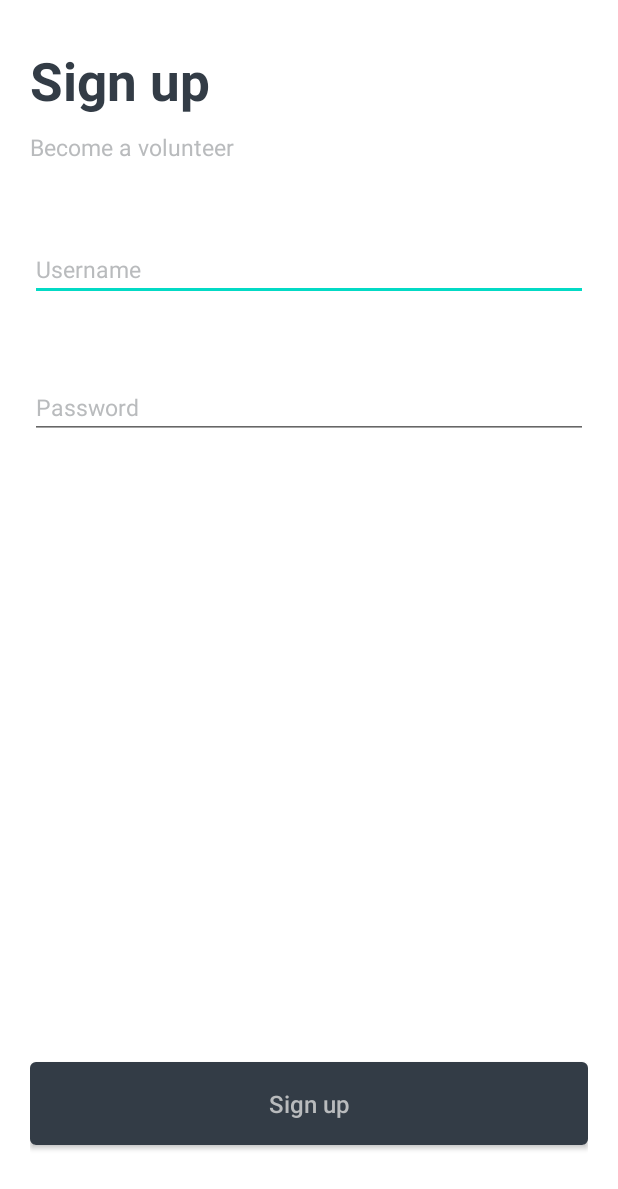
After one commit to fullchicken44/Cook-App, an Android app: the SignupActivity screen opened directly, with no data from a screen before it, on a phone screen of 412 x 824 dp. The commit adds this screen. Shown: the top 1189 px of the screen. Run offline under Robolectric (Android 15) with nearby library versions, the light colour scheme and no system bars; Roboto replaces fonts that are not available here; 3 statements that could not run were skipped.

Commit message:
Login + Signup without firebase and front-end modification

```diff
--- a/app/src/main/AndroidManifest.xml
+++ b/app/src/main/AndroidManifest.xml
@@ -10,10 +10,10 @@
         android:supportsRtl="true"
         android:theme="@style/Theme.FinalAsm">
         <activity
-            android:name=".Signup"
+            android:name=".SignupActivity"
             android:exported="false" />
         <activity
-            android:name=".Login_Activity"
+            android:name=".LoginActivity"
             android:exported="false" />
         <activity
             android:name=".MainActivity"
--- /dev/null
+++ b/app/src/main/java/com/example/finalasm/SignupActivity.java
@@ -0,0 +1,75 @@
+package com.example.finalasm;
+
+import androidx.appcompat.app.AppCompatActivity;
+
+import android.content.Intent;
+import android.os.Bundle;
+import android.util.Log;
+import android.widget.Button;
+import android.widget.EditText;
+import android.widget.Toast;
+
+public class SignupActivity extends AppCompatActivity {
+    private static final String TAG = "EmailPassword";
+    private FirebaseAuth firebaseAuth;
+    private EditText regEmail, regPassword;
+
+    @Override
+    protected void onCreate(Bundle savedInstanceState) {
+        super.onCreate(savedInstanceState);
+        setContentView(R.layout.activity_signup);
+
+        firebaseAuth = FirebaseAuth.getInstance();
+        regEmail = findViewById(R.id.userEmail);
+        regPassword = findViewById(R.id.userPassword);
+        Button signUp = findViewById(R.id.sign_upBtn);
+
+        signUp.setOnClickListener(v -> {
+            String inputEmail = regEmail.getText().toString();
+            String inputPassword = regPassword.getText().toString();
+            createAccount(inputEmail, inputPassword, isReg -> {
+                if (isReg) {
+                    Intent intent = new Intent(SignupActivity.this, LoginActivity.class);
+                    intent.putExtra("email", inputEmail);
+                    Log.d(TAG, "input email on sent: " + inputEmail);
+                    setResult(RESULT_OK, intent);
+                    finish();
+                } else {
+                    Log.w(TAG, "Error with callback");
+                }
+            });
+        });
+    }
+
+    @Override
+    public void onStart() {
+        super.onStart();
+        // Check if user is signed in (non-null) and update UI accordingly.
+        FirebaseUser currentUser = firebaseAuth.getCurrentUser();
+        if (currentUser != null) {
+            currentUser.reload();
+        }
+    }
+
+    private void createAccount(String email, String password, authCallback callback) {
+        firebaseAuth.createUserWithEmailAndPassword(email, password)
+                .addOnCompleteListener(task -> {
+                    boolean isReg;
+                    if (task.isSuccessful()) {
+                        // If sign up success
+                        Log.d(TAG, "Registration successfully.");
+                        isReg = true;
+                    } else {
+                        // If sign up failed
+                        Log.w(TAG, "Registration failed.", task.getException());
+                        Toast.makeText(SignupActivity.this, "Sign up failed", Toast.LENGTH_LONG).show();
+                        isReg = false;
+                    }
+                    callback.run(isReg);
+                });
+    }
+
+    private interface authCallback {
+        void run(boolean isReg);
+    }
+}
--- a/app/src/main/res/layout/activity_login.xml
+++ b/app/src/main/res/layout/activity_login.xml
@@ -3,7 +3,7 @@
     xmlns:tools="http://schemas.android.com/tools"
     android:layout_width="match_parent"
     android:layout_height="match_parent"
-    tools:context=".Login_Activity">
+    tools:context=".LoginActivity">
 
     <RelativeLayout
         android:layout_width="match_parent"
--- a/app/src/main/res/layout/activity_signup.xml
+++ b/app/src/main/res/layout/activity_signup.xml
@@ -1,9 +1,97 @@
 <?xml version="1.0" encoding="utf-8"?>
-<androidx.constraintlayout.widget.ConstraintLayout xmlns:android="http://schemas.android.com/apk/res/android"
-    xmlns:app="http://schemas.android.com/apk/res-auto"
+<RelativeLayout xmlns:android="http://schemas.android.com/apk/res/android"
     xmlns:tools="http://schemas.android.com/tools"
     android:layout_width="match_parent"
     android:layout_height="match_parent"
-    tools:context=".Signup">
+    tools:context=".SignupActivity">
 
-</androidx.constraintlayout.widget.ConstraintLayout>
+    <RelativeLayout
+        android:layout_width="match_parent"
+        android:layout_height="match_parent"
+        android:layout_marginStart="20dp"
+        android:layout_marginTop="30dp"
+        android:layout_marginEnd="20dp"
+        android:orientation="vertical"
+        android:visibility="visible">
+
+        <TextView
+            android:id="@+id/WelcomeTextView"
+            android:layout_width="match_parent"
+            android:layout_height="wrap_content"
+            android:text="@string/sign_up"
+            android:textColor="@color/colorBackground"
+            android:textSize="35sp"
+            android:textStyle="bold" />
+
+        <TextView
+            android:id="@+id/readItTogetherTextView"
+            android:layout_width="match_parent"
+            android:layout_height="wrap_content"
+            android:layout_below="@+id/WelcomeTextView"
+            android:layout_marginTop="10dp"
+            android:text="@string/volunteer"
+            android:textColor="@color/colorAccent"
+            android:textSize="15sp" />
+
+        <LinearLayout
+            android:layout_width="match_parent"
+            android:layout_height="match_parent"
+            android:layout_above="@+id/sign_upBtn"
+            android:layout_below="@+id/readItTogetherTextView"
+            android:orientation="vertical">
+
+            <EditText
+                android:id="@+id/userEmail"
+                android:layout_width="match_parent"
+                android:layout_height="wrap_content"
+                android:layout_marginTop="50dp"
+                android:hint="@string/username"
+                android:inputType="textEmailAddress"
+                android:singleLine="true"
+                android:textColor="@color/colorTextView"
+                android:textColorHint="@color/colorAccent"
+                android:textSize="15sp"/>
+
+            <EditText
+                android:id="@+id/userPassword"
+                android:layout_width="match_parent"
+                android:layout_height="wrap_content"
+                android:layout_marginTop="50dp"
+                android:hint="@string/password"
+                android:inputType="textPassword"
+                android:singleLine="true"
+                android:textColor="@color/colorTextView"
+                android:textColorHint="@color/colorAccent"
+                android:textSize="15sp" />
+        </LinearLayout>
+
+        <androidx.appcompat.widget.AppCompatButton
+            android:id="@+id/sign_upBtn"
+            android:layout_width="match_parent"
+            android:layout_height="55dp"
+            android:layout_above="@+id/asGuest"
+            android:layout_centerHorizontal="true"
+            android:layout_marginBottom="5dp"
+            android:background="@drawable/button_drawable"
+            android:text="@string/sign_up"
+            android:textAllCaps="false"
+            android:textColor="@color/colorAccent"
+            android:textSize="16sp" />
+
+        <TextView
+            android:id="@+id/asGuest"
+            android:layout_width="wrap_content"
+            android:layout_height="wrap_content"
+            android:layout_alignParentBottom="true"
+            android:layout_centerHorizontal="true"
+            android:layout_marginBottom="10dp"
+            android:background="?android:attr/selectableItemBackground"
+            android:clickable="true"
+            android:focusable="true"
+            android:gravity="center"
+            android:padding="12dp"
+            android:textColor="@color/colorTextView"
+            android:textSize="15sp" />
+    </RelativeLayout>
+
+</RelativeLayout>
```
Also changed, not shown: app/src/main/java/com/example/finalasm/LoginActivity.java (added, +87 -0 lines), app/src/main/java/com/example/finalasm/Login_Activity.java (deleted, +0 -14 lines), app/src/main/java/com/example/finalasm/Signup.java (deleted, +0 -14 lines).
